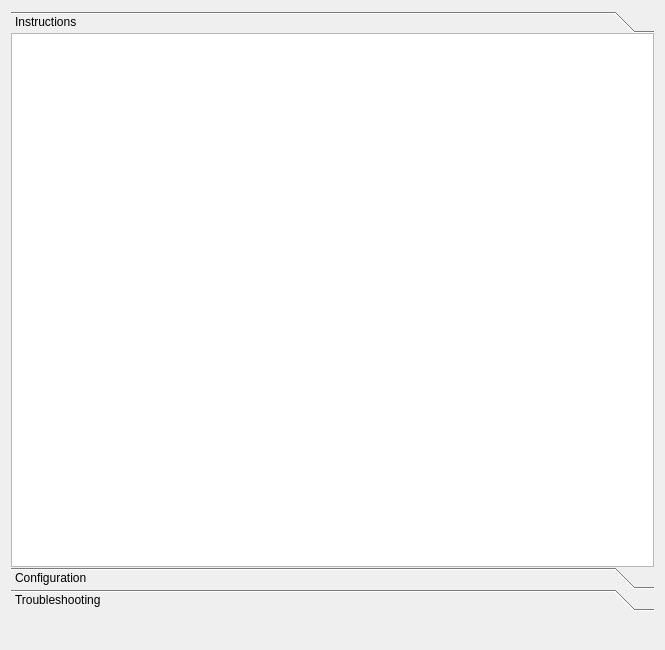
This is src2/plugin/rootbuilder/ui/rootbuilder_help.ui in Kezyma/ModOrganizer-Plugins as Qt 5 draws it before an edit. The edited form follows.
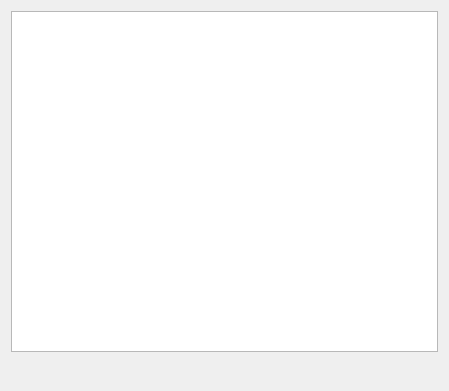
This is the edited form.

Diff of the .ui file:
```diff
--- a/src2/plugin/rootbuilder/ui/rootbuilder_help.ui
+++ b/src2/plugin/rootbuilder/ui/rootbuilder_help.ui
@@ -6,8 +6,8 @@
    <rect>
     <x>0</x>
     <y>0</y>
-    <width>665</width>
-    <height>650</height>
+    <width>449</width>
+    <height>391</height>
    </rect>
   </property>
   <property name="windowTitle">
@@ -15,96 +15,7 @@
   </property>
   <layout class="QVBoxLayout" name="verticalLayout">
    <item>
-    <widget class="QToolBox" name="helpToolBox">
-     <property name="currentIndex">
-      <number>0</number>
-     </property>
-     <property name="tabSpacing">
-      <number>0</number>
-     </property>
-     <widget class="QWidget" name="instructWidget">
-      <property name="geometry">
-       <rect>
-        <x>0</x>
-        <y>0</y>
-        <width>647</width>
-        <height>540</height>
-       </rect>
-      </property>
-      <attribute name="label">
-       <string>Instructions</string>
-      </attribute>
-      <layout class="QVBoxLayout" name="verticalLayout_2">
-       <property name="leftMargin">
-        <number>0</number>
-       </property>
-       <property name="topMargin">
-        <number>0</number>
-       </property>
-       <property name="rightMargin">
-        <number>0</number>
-       </property>
-       <property name="bottomMargin">
-        <number>0</number>
-       </property>
-       <item>
-        <widget class="QTextBrowser" name="instructText"/>
-       </item>
-      </layout>
-     </widget>
-     <widget class="QWidget" name="configWidget">
-      <property name="geometry">
-       <rect>
-        <x>0</x>
-        <y>0</y>
-        <width>647</width>
-        <height>540</height>
-       </rect>
-      </property>
-      <attribute name="label">
-       <string>Configuration</string>
-      </attribute>
-      <layout class="QVBoxLayout" name="verticalLayout_3">
-       <property name="leftMargin">
-        <number>0</number>
-       </property>
-       <property name="topMargin">
-        <number>0</number>
-       </property>
-       <property name="rightMargin">
-        <number>0</number>
-       </property>
-       <property name="bottomMargin">
-        <number>0</number>
-       </property>
-       <item>
-        <widget class="QTextBrowser" name="configText"/>
-       </item>
-      </layout>
-     </widget>
-     <widget class="QWidget" name="troubleWidget">
-      <attribute name="label">
-       <string>Troubleshooting</string>
-      </attribute>
-      <layout class="QVBoxLayout" name="verticalLayout_4">
-       <property name="leftMargin">
-        <number>0</number>
-       </property>
-       <property name="topMargin">
-        <number>0</number>
-       </property>
-       <property name="rightMargin">
-        <number>0</number>
-       </property>
-       <property name="bottomMargin">
-        <number>0</number>
-       </property>
-       <item>
-        <widget class="QTextBrowser" name="troubleText"/>
-       </item>
-      </layout>
-     </widget>
-    </widget>
+    <widget class="QTextBrowser" name="helpText"/>
    </item>
    <item>
     <widget class="QWidget" name="linksWidget" native="true">
```
